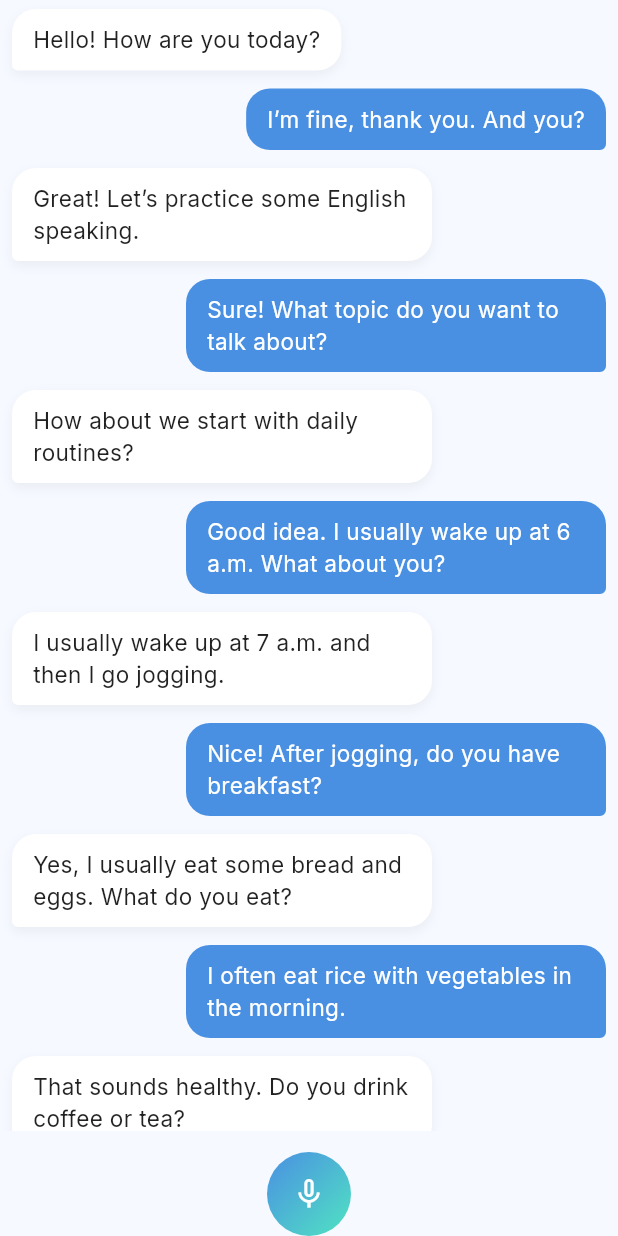
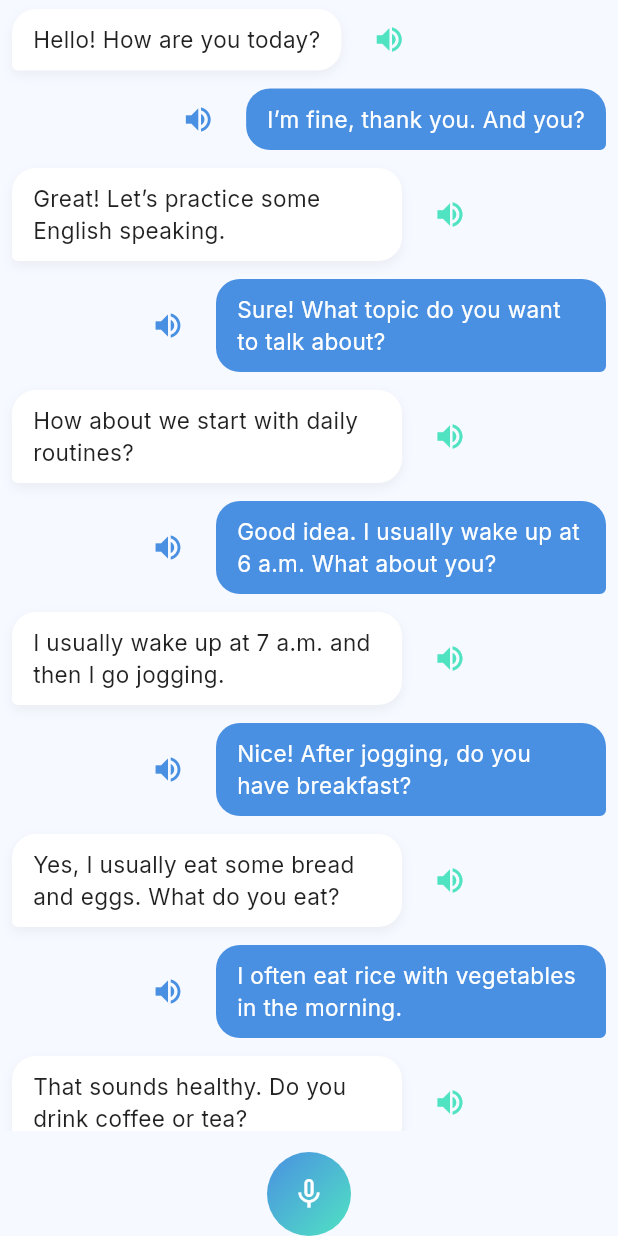
Before and after one commit to tuta202/flutter_101, a Flutter app: the SpeakingScreen screen opened directly, on a phone screen of 412 x 824 dp. Run offline on Flutter 3.47's test engine with Material 3 defaults, Android fonts, the phone set to English and light mode, and no system bars; our stand-ins replace animate_do, badges, flutter_tts, google_fonts, just_audio, lottie and 1 more.

Commit message:
add speaker into message

```diff
--- a/lib/screens/speaking_screen.dart
+++ b/lib/screens/speaking_screen.dart
@@ -1,6 +1,7 @@
 import 'package:flutter/material.dart';
 import 'package:provider/provider.dart';
 import 'package:speech_to_text/speech_to_text.dart' as stt;
+import 'package:flutter_tts/flutter_tts.dart';
 import '../models/chat_message.dart';
 import '../services/mock_service.dart';
 
@@ -14,6 +15,7 @@ class SpeakingScreen extends StatefulWidget {
 class _SpeakingScreenState extends State<SpeakingScreen> {
   late Future<List<ChatMessage>> _future;
   final List<ChatMessage> _messages = [];
+  final FlutterTts _tts = FlutterTts();
   late stt.SpeechToText _speech;
   bool _isListening = false;
   String _lastWords = "";
@@ -22,8 +24,10 @@ class _SpeakingScreenState extends State<SpeakingScreen> {
   void initState() {
     super.initState();
     _speech = stt.SpeechToText();
-    _future =
-        Provider.of<MockService>(context, listen: false).fetchChatMessages();
+    _future = Provider.of<MockService>(
+      context,
+      listen: false,
+    ).fetchChatMessages();
   }
 
   void _toggleMic() async {
@@ -31,43 +35,57 @@ class _SpeakingScreenState extends State<SpeakingScreen> {
       bool available = await _speech.initialize();
       if (available) {
         setState(() => _isListening = true);
-        _speech.listen(onResult: (res) {
+        _speech.listen(
+          onResult: (res) {
             setState(() => _lastWords = res.recognizedWords);
-        });
+          },
+        );
       }
     } else {
       setState(() => _isListening = false);
       _speech.stop();
       if (_lastWords.isNotEmpty) {
         setState(() {
-          _messages.add(ChatMessage(
+          _messages.add(
+            ChatMessage(
               id: DateTime.now().millisecondsSinceEpoch,
               message: _lastWords,
               role: "user",
-          ));
+            ),
+          );
           _lastWords = "";
         });
       }
     }
   }
 
+  Future<void> _speak(String text) async {
+    await _tts.setLanguage("en-US"); // vi-VN
+    await _tts.setPitch(1.0);
+    await _tts.setSpeechRate(0.9);
+    await _tts.setVolume(1.0);
+    await _tts.speak(text);
+  }
+
   Widget _buildBubble(ChatMessage msg, ThemeData theme) {
     final isUser = msg.role == "user";
-    return Align(
-      alignment: isUser ? Alignment.centerRight : Alignment.centerLeft,
-      child: Container(
+
+    // Bubble container
+    final bubble = Container(
       margin: const EdgeInsets.symmetric(vertical: 6, horizontal: 8),
       padding: const EdgeInsets.symmetric(vertical: 10, horizontal: 14),
-        constraints: const BoxConstraints(maxWidth: 280),
+      constraints: const BoxConstraints(maxWidth: 260),
       decoration: BoxDecoration(
         color: isUser ? theme.colorScheme.primary : Colors.white,
         borderRadius: BorderRadius.only(
           topLeft: const Radius.circular(16),
           topRight: const Radius.circular(16),
-            bottomLeft:
-                isUser ? const Radius.circular(16) : const Radius.circular(4),
-            bottomRight:
-                isUser ? const Radius.circular(4) : const Radius.circular(16),
+          bottomLeft: isUser
+              ? const Radius.circular(16)
+              : const Radius.circular(4),
+          bottomRight: isUser
+              ? const Radius.circular(4)
+              : const Radius.circular(16),
         ),
         boxShadow: isUser
             ? []
@@ -86,7 +104,26 @@ class _SpeakingScreenState extends State<SpeakingScreen> {
           fontSize: 15,
         ),
       ),
+    );
+
+    // Speaker icon
+    final speakerIcon = IconButton(
+      icon: Icon(
+        Icons.volume_up,
+        size: 22,
+        color: isUser ? theme.colorScheme.primary : theme.colorScheme.secondary,
       ),
+      onPressed: () => _speak(msg.message),
+    );
+
+    return Row(
+      mainAxisAlignment: isUser
+          ? MainAxisAlignment.end
+          : MainAxisAlignment.start,
+      crossAxisAlignment: CrossAxisAlignment.center,
+      children: isUser
+          ? [speakerIcon, bubble] // user: icon bên trái bubble
+          : [bubble, speakerIcon], // assistant: icon bên phải bubble
     );
   }
 
@@ -133,10 +170,7 @@ class _SpeakingScreenState extends State<SpeakingScreen> {
       floatingActionButton: Container(
         decoration: BoxDecoration(
           gradient: LinearGradient(
-            colors: [
-              theme.colorScheme.primary,
-              theme.colorScheme.secondary,
-            ],
+            colors: [theme.colorScheme.primary, theme.colorScheme.secondary],
             begin: Alignment.topLeft,
             end: Alignment.bottomRight,
           ),
--- a/pubspec.yaml
+++ b/pubspec.yaml
@@ -42,6 +42,7 @@ dependencies:
   just_audio: ^0.9.34
   badges: ^3.1.2
   animate_do: ^3.0.2
+  flutter_tts: ^3.8.3
 
 dev_dependencies:
   flutter_test:
```
Also changed, not shown: pubspec.lock. Lines whose indentation alone changed are shown as unchanged.
